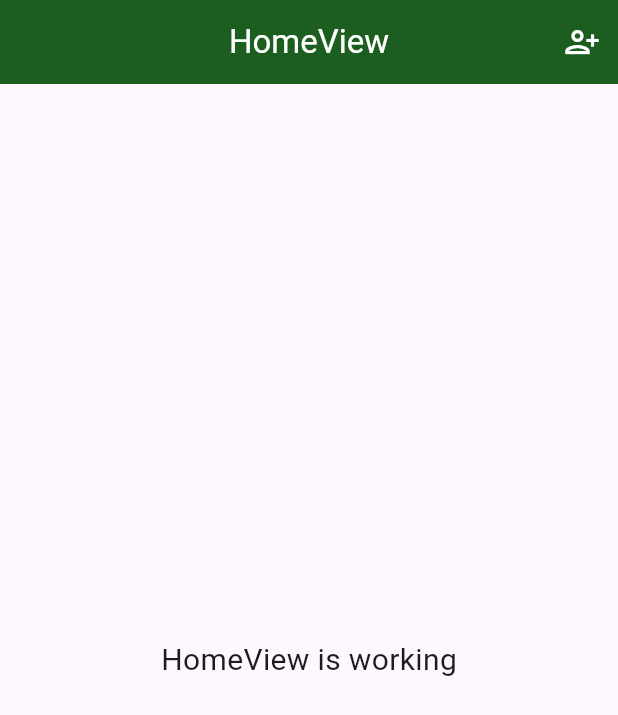
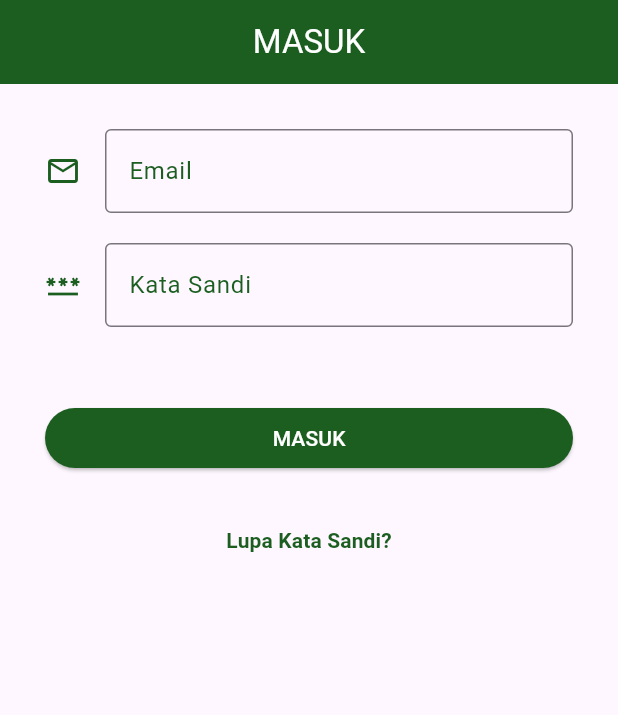
Before and after one commit to iqbalsuwandi20/presence, a Flutter app: the screen it shows after launch, on a phone screen of 412 x 824 dp. Shown: the top 715 px of the screen. Run offline on Flutter 3.47's test engine with Material 3 defaults, Android fonts, the phone set to English and light mode, and no system bars; our stand-ins replace cloud_firestore, firebase_auth, firebase_core, get; accounts and stored records are empty.

Commit message:
berhasil membuat auth login

```diff
--- a/lib/app/modules/add_pegawai/views/add_pegawai_view.dart
+++ b/lib/app/modules/add_pegawai/views/add_pegawai_view.dart
@@ -11,7 +11,7 @@ class AddPegawaiView extends GetView<AddPegawaiController> {
     return Scaffold(
       appBar: AppBar(
         title: const Text(
-          'Tambah Pegawai',
+          'TAMBAH PEGAWAI',
           style: TextStyle(color: Colors.white),
         ),
         centerTitle: true,
--- /dev/null
+++ b/lib/app/modules/login/controllers/login_controller.dart
@@ -0,0 +1,43 @@
+import 'package:firebase_auth/firebase_auth.dart';
+import 'package:flutter/material.dart';
+import 'package:get/get.dart';
+import 'package:presence/app/routes/app_pages.dart';
+
+class LoginController extends GetxController {
+  TextEditingController emailC = TextEditingController();
+  TextEditingController passC = TextEditingController();
+
+  FirebaseAuth auth = FirebaseAuth.instance;
+
+  void login() async {
+    if (emailC.text.isNotEmpty && passC.text.isNotEmpty) {
+      try {
+        UserCredential userCredential = await auth.signInWithEmailAndPassword(
+          email: emailC.text,
+          password: passC.text,
+        );
+
+        if (userCredential.user != null) {
+          if (userCredential.user!.emailVerified == true) {
+            Get.offAllNamed(Routes.HOME);
+          } else {
+            Get.snackbar("TERJADI KESALAHAN",
+                "Mohon cek kotak email anda untuk melakukan verifikasi");
+          }
+        }
+      } on FirebaseAuthException catch (e) {
+        if (e.code == "Pengguna tidak ditemukan") {
+          Get.snackbar("TERJADI KESALAHAN", "Email tidak terdaftar");
+        } else if (e.code == "Kata sandi salah") {
+          Get.snackbar(
+              "TERJADI KESALAHAN", "Kata sandi yang ada gunakan salah");
+        }
+      } catch (e) {
+        Get.snackbar("TERJADI KESALAHAN", "Tidak dapat masuk");
+      }
+    } else {
+      Get.snackbar(
+          "TERJADI KESALAHAN", "Email dan Kata Sandi tidak boleh kosong");
+    }
+  }
+}
--- /dev/null
+++ b/lib/app/modules/login/views/login_view.dart
@@ -0,0 +1,74 @@
+import 'package:flutter/material.dart';
+import 'package:get/get.dart';
+
+import '../controllers/login_controller.dart';
+
+class LoginView extends GetView<LoginController> {
+  const LoginView({super.key});
+  @override
+  Widget build(BuildContext context) {
+    return Scaffold(
+      appBar: AppBar(
+        title: const Text(
+          'MASUK',
+          style: TextStyle(color: Colors.white),
+        ),
+        centerTitle: true,
+        backgroundColor: Colors.green[900],
+      ),
+      body: ListView(
+        padding: EdgeInsets.all(30),
+        children: [
+          TextField(
+            controller: controller.emailC,
+            keyboardType: TextInputType.emailAddress,
+            cursorColor: Colors.green[900],
+            textInputAction: TextInputAction.next,
+            decoration: InputDecoration(
+                icon: Icon(Icons.email_outlined, color: Colors.green[900]),
+                labelText: "Email",
+                labelStyle: TextStyle(color: Colors.green[900]),
+                border: OutlineInputBorder()),
+          ),
+          SizedBox(
+            height: 20,
+          ),
+          TextField(
+            controller: controller.passC,
+            obscureText: true,
+            cursorColor: Colors.green[900],
+            textInputAction: TextInputAction.next,
+            decoration: InputDecoration(
+                icon: Icon(Icons.password_outlined, color: Colors.green[900]),
+                labelText: "Kata Sandi",
+                labelStyle: TextStyle(color: Colors.green[900]),
+                border: OutlineInputBorder()),
+          ),
+          SizedBox(
+            height: 50,
+          ),
+          ElevatedButton(
+              style:
+                  ElevatedButton.styleFrom(backgroundColor: Colors.green[900]),
+              onPressed: () {
+                controller.login();
+              },
+              child: Text(
+                "MASUK",
+                style: TextStyle(color: Colors.white),
+              )),
+          SizedBox(
+            height: 20,
+          ),
+          TextButton(
+              onPressed: () {},
+              child: Text(
+                "Lupa Kata Sandi?",
+                style: TextStyle(
+                    color: Colors.green[900], fontWeight: FontWeight.bold),
+              ))
+        ],
+      ),
+    );
+  }
+}
--- a/lib/app/routes/app_routes.dart
+++ b/lib/app/routes/app_routes.dart
@@ -5,10 +5,12 @@ abstract class Routes {
   Routes._();
   static const HOME = _Paths.HOME;
   static const ADD_PEGAWAI = _Paths.ADD_PEGAWAI;
+  static const LOGIN = _Paths.LOGIN;
 }
 
 abstract class _Paths {
   _Paths._();
   static const HOME = '/home';
   static const ADD_PEGAWAI = '/add-pegawai';
+  static const LOGIN = '/login';
 }
--- a/lib/main.dart
+++ b/lib/main.dart
@@ -13,7 +13,7 @@ void main() async {
     GetMaterialApp(
       title: "Application",
       debugShowCheckedModeBanner: false,
-      initialRoute: AppPages.INITIAL,
+      initialRoute: Routes.LOGIN,
       getPages: AppPages.routes,
     ),
   );
```
Also changed, not shown: lib/app/modules/login/bindings/login_binding.dart (added, +12 -0 lines), lib/app/routes/app_pages.dart (+7 -0 lines).
